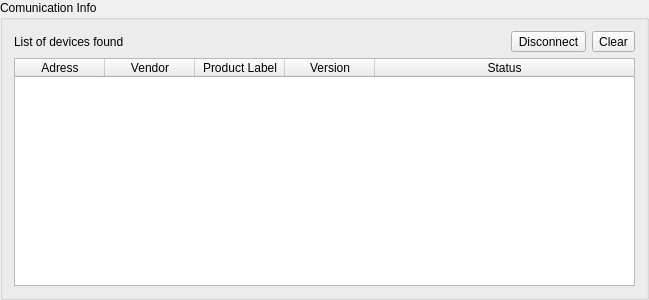
First picture: the form in AirCoolControll/AirCoolControll/connectionlog.ui, repository ComEngineering/AirCoolControl_Desktop, before the edit.
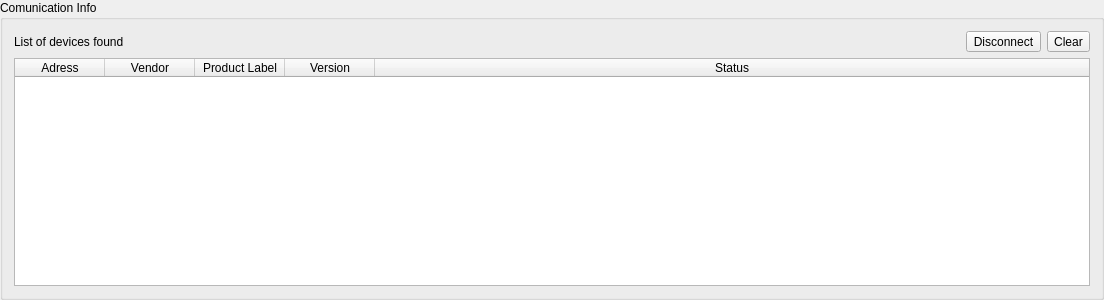
Second picture: the form after the edit.

Patch:
```diff
--- a/AirCoolControll/AirCoolControll/connectionlog.ui
+++ b/AirCoolControll/AirCoolControll/connectionlog.ui
@@ -6,7 +6,7 @@
    <rect>
     <x>0</x>
     <y>0</y>
-    <width>649</width>
+    <width>1104</width>
     <height>300</height>
    </rect>
   </property>
```
